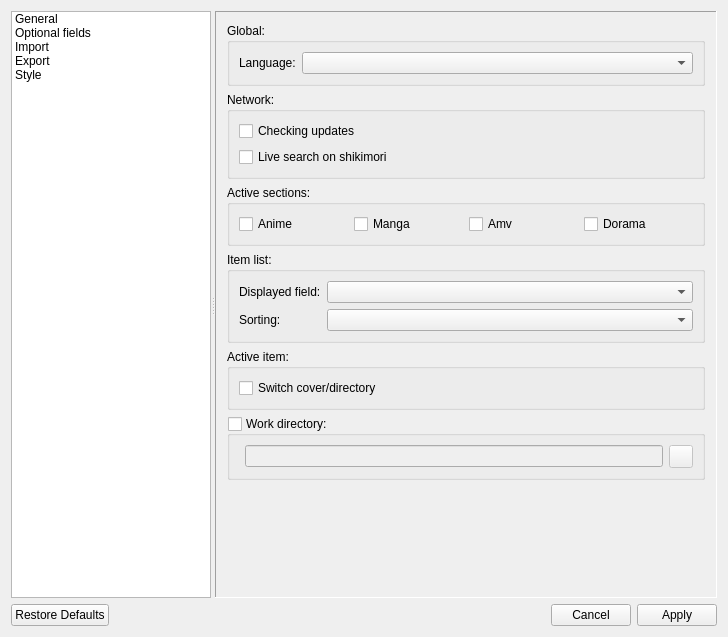
Above: DatabaseAnime/settings.ui from LibertaSoft/DatabaseAnime before the change. Below: the same form after it.
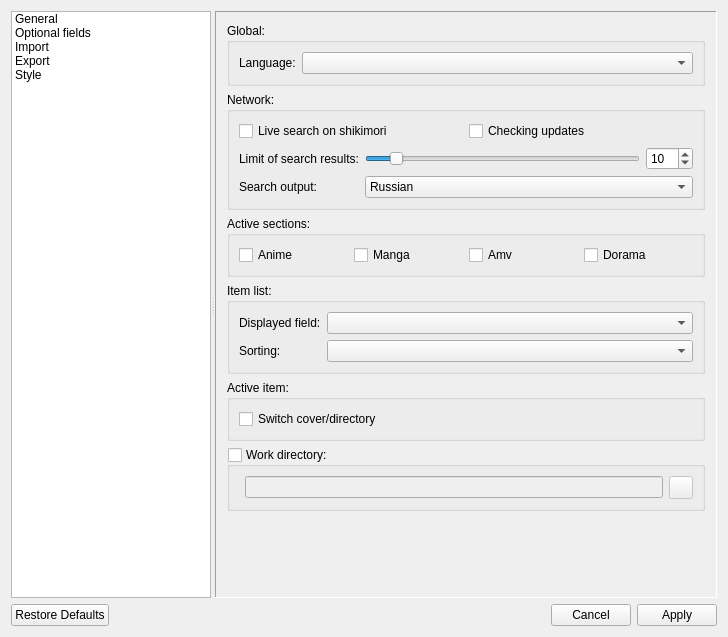
That is the form after the change. The open tabs and pages were chosen to show the change. Icons and pictures are not drawn. Custom widgets are drawn as their Qt base class.

Commit message: New settings added: Search limit & Search output, don't full

What changed in the file:
```diff
--- a/DatabaseAnime/settings.ui
+++ b/DatabaseAnime/settings.ui
@@ -146,7 +146,7 @@
              <x>0</x>
              <y>0</y>
              <width>486</width>
-             <height>586</height>
+             <height>630</height>
             </rect>
            </property>
            <layout class="QVBoxLayout" name="verticalLayout_4">
@@ -183,20 +183,106 @@
               <property name="title">
                <string>Network:</string>
               </property>
-              <layout class="QGridLayout" name="gridLayout">
-               <item row="0" column="0">
-                <widget class="QCheckBox" name="ChBox_CheckForUpdate">
-                 <property name="text">
-                  <string>Checking updates</string>
+              <layout class="QVBoxLayout" name="verticalLayout_8">
+               <item>
+                <layout class="QHBoxLayout" name="horizontalLayout_23">
+                 <property name="topMargin">
+                  <number>0</number>
                  </property>
-                </widget>
+                 <item>
+                  <widget class="QCheckBox" name="ChBox_SearchOnShikimori">
+                   <property name="text">
+                    <string>Live search on shikimori</string>
+                   </property>
+                  </widget>
+                 </item>
+                 <item>
+                  <widget class="QCheckBox" name="ChBox_CheckForUpdate">
+                   <property name="text">
+                    <string>Checking updates</string>
+                   </property>
+                  </widget>
+                 </item>
+                </layout>
                </item>
-               <item row="1" column="0">
-                <widget class="QCheckBox" name="ChBox_SearchOnShikimori">
-                 <property name="text">
-                  <string>Live search on shikimori</string>
+               <item>
+                <layout class="QFormLayout" name="formLayout_7">
+                 <property name="topMargin">
+                  <number>0</number>
                  </property>
-                </widget>
+                 <item row="0" column="0">
+                  <widget class="QLabel" name="Label_SearchLimit">
+                   <property name="text">
+                    <string>Limit of search results:</string>
+                   </property>
+                  </widget>
+                 </item>
+                 <item row="1" column="0">
+                  <widget class="QLabel" name="Label_SearchOutput">
+                   <property name="text">
+                    <string>Search output:</string>
+                   </property>
+                  </widget>
+                 </item>
+                 <item row="1" column="1">
+                  <widget class="QComboBox" name="ComboBox_SearchOutput">
+                   <item>
+                    <property name="text">
+                     <string>Russian</string>
+                    </property>
+                   </item>
+                   <item>
+                    <property name="text">
+                     <string>English</string>
+                    </property>
+                   </item>
+                   <item>
+                    <property name="text">
+                     <string>Mixed</string>
+                    </property>
+                   </item>
+                  </widget>
+                 </item>
+                 <item row="0" column="1">
+                  <layout class="QHBoxLayout" name="HLay_SearchLimit">
+                   <item>
+                    <widget class="QSlider" name="HSlider_SearchLimit">
+                     <property name="minimum">
+                      <number>1</number>
+                     </property>
+                     <property name="maximum">
+                      <number>100</number>
+                     </property>
+                     <property name="value">
+                      <number>10</number>
+                     </property>
+                     <property name="orientation">
+                      <enum>Qt::Horizontal</enum>
+                     </property>
+                    </widget>
+                   </item>
+                   <item>
+                    <widget class="QSpinBox" name="SpinBox_SearchLimit">
+                     <property name="correctionMode">
+                      <enum>QAbstractSpinBox::CorrectToPreviousValue</enum>
+                     </property>
+                     <property name="showGroupSeparator" stdset="0">
+                      <bool>false</bool>
+                     </property>
+                     <property name="minimum">
+                      <number>1</number>
+                     </property>
+                     <property name="maximum">
+                      <number>100</number>
+                     </property>
+                     <property name="value">
+                      <number>10</number>
+                     </property>
+                    </widget>
+                   </item>
+                  </layout>
+                 </item>
+                </layout>
                </item>
               </layout>
              </widget>
```
Left out of the diff: 68 changed lines with no effect on the pictures. The commit also changes 11 other files.
